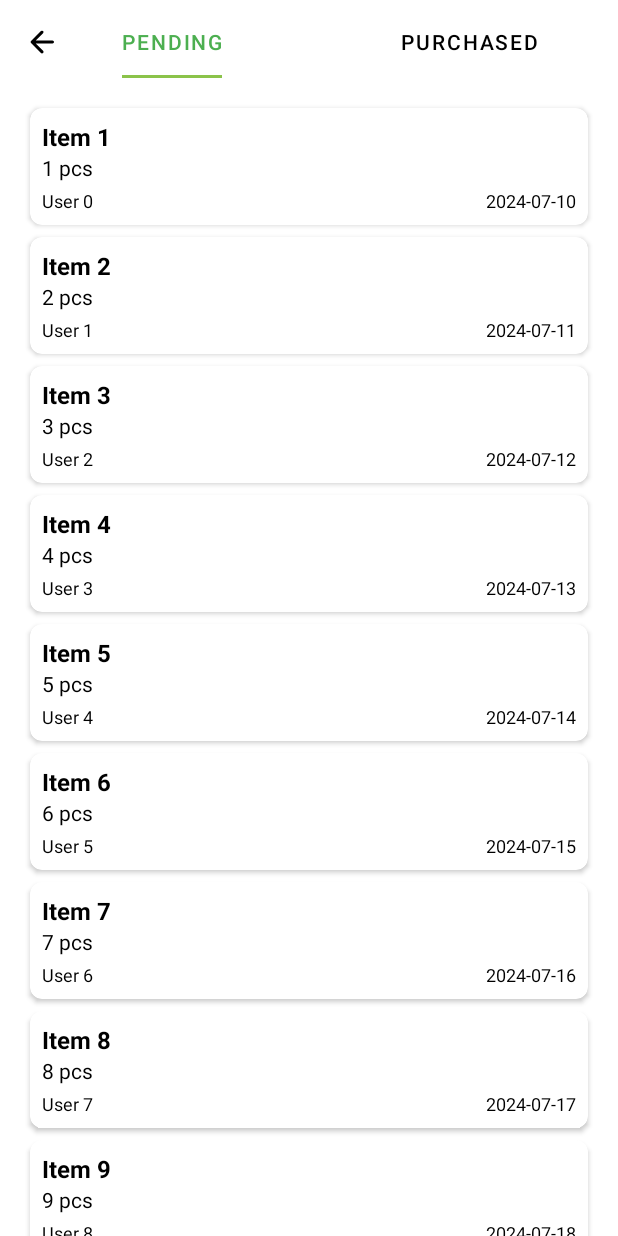
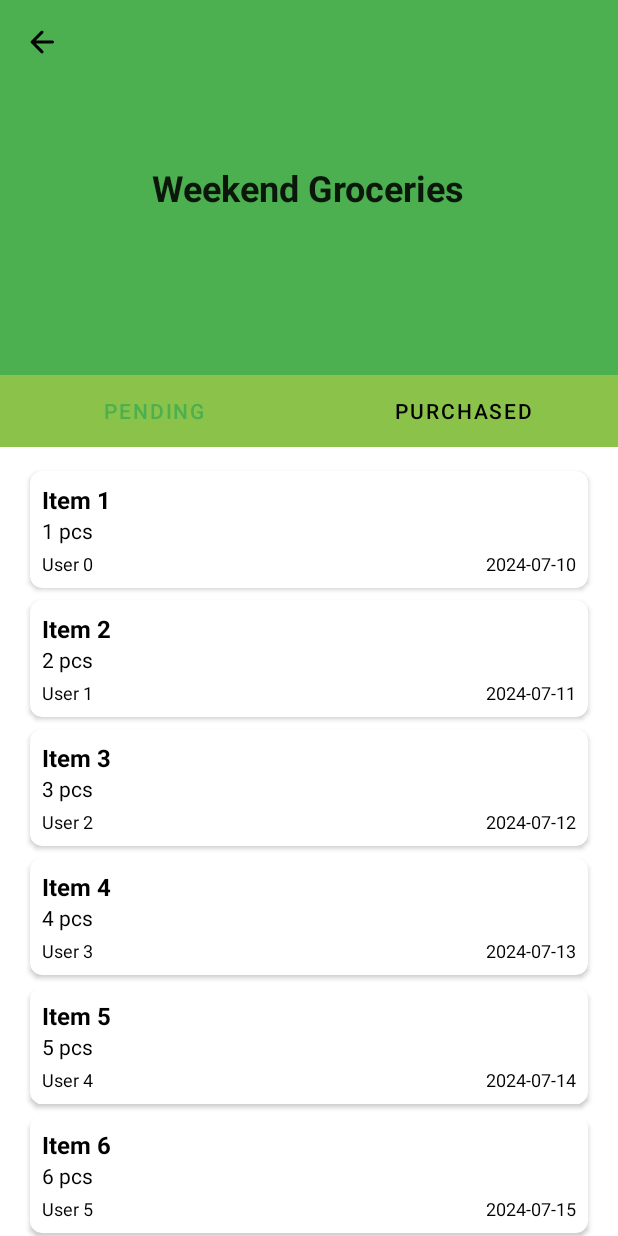
Before and after one commit to Priyanshu-git/Cartly-Android, an Android app: the screen it shows after launch (MainActivity), after a tap on "Weekend Groceries", on a phone screen of 412 x 824 dp. Run offline under Robolectric (Android 15) with nearby library versions, the phone set to English and light mode, and no system bars; our stand-ins replace Dagger/Hilt's generated code, Timber, data binding.

Commit message:
feat: Implement collapsing toolbar for group detail screen
This commit introduces a collapsing toolbar to the group detail screen, enhancing the user interface and experience.

```diff
--- a/app/src/main/java/com/nexxlabs/cartly/main/dashboard/ui/GroupDetailFragment.kt
+++ b/app/src/main/java/com/nexxlabs/cartly/main/dashboard/ui/GroupDetailFragment.kt
@@ -24,6 +24,7 @@ class GroupDetailFragment : Fragment() {
     }
 
     override fun onViewCreated(view: View, savedInstanceState: Bundle?) {
+        binding.tvGroupTitle.text = args.groupName
         setupToolbar()
         setupViewPager()
     }
--- a/app/src/main/java/com/nexxlabs/cartly/main/dashboard/ui/GroupsListFragment.kt
+++ b/app/src/main/java/com/nexxlabs/cartly/main/dashboard/ui/GroupsListFragment.kt
@@ -55,7 +55,7 @@ class GroupsListFragment : Fragment() {
     }
 
     private fun handleGroupClick(group: Group) {
-        val action = GroupsListFragmentDirections.actionGroupsListToGroupDetailFragment(group.id)
+        val action = GroupsListFragmentDirections.actionGroupsListToGroupDetailFragment(group.id, group.name)
         findNavController().navigate(action)
     }
 
--- a/app/src/main/res/layout/fragment_group_detail.xml
+++ b/app/src/main/res/layout/fragment_group_detail.xml
@@ -3,68 +3,78 @@
     xmlns:app="http://schemas.android.com/apk/res-auto"
     xmlns:tools="http://schemas.android.com/tools">
 
-    <androidx.constraintlayout.widget.ConstraintLayout
+    <androidx.coordinatorlayout.widget.CoordinatorLayout
         android:layout_width="match_parent"
         android:layout_height="match_parent"
-        android:background="?android:colorBackground"
+        android:background="@color/colorSurface"
         tools:context=".main.groupdetail.ui.GroupDetailFragment">
 
-        <!-- Top App Bar -->
+        <!-- App Bar with Collapsing Toolbar -->
+        <com.google.android.material.appbar.AppBarLayout
+            android:layout_width="match_parent"
+            android:layout_height="wrap_content"
+            android:fitsSystemWindows="true">
+
+            <com.google.android.material.appbar.CollapsingToolbarLayout
+                android:layout_width="match_parent"
+                android:layout_height="250dp"
+                android:fitsSystemWindows="true"
+                app:contentScrim="?attr/colorPrimary"
+                app:layout_scrollFlags="scroll|exitUntilCollapsed"
+                app:titleEnabled="true">
+
+                <!-- Center text visible only in expanded state -->
+                <TextView
+                    android:id="@+id/tvGroupTitle"
+                    android:layout_width="wrap_content"
+                    android:layout_height="wrap_content"
+                    tools:text="My Group Title"
+                    android:textSize="24sp"
+                    android:textStyle="bold"
+                    android:textColor="?android:textColorPrimary"
+                    android:gravity="center"
+                    android:layout_gravity="center"
+                    app:layout_collapseMode="pin" />
+
+
+                <!-- Toolbar -->
                 <com.google.android.material.appbar.MaterialToolbar
                     android:id="@+id/toolbar"
                     android:layout_width="match_parent"
                     android:layout_height="?attr/actionBarSize"
-            android:title="@string/title_group_detail"
-            android:titleTextColor="?attr/colorOnSurface"
-            app:layout_constraintEnd_toEndOf="parent"
-            app:layout_constraintStart_toStartOf="parent"
-            app:layout_constraintTop_toTopOf="parent"
-            app:popupTheme="@style/ThemeOverlay.MaterialComponents.Light" >
+                    app:layout_collapseMode="pin"
+                    app:navigationIcon="@drawable/rounded_arrow_back_24"
+                    app:titleTextColor="?attr/colorOnSurface"
+                    app:popupTheme="@style/ThemeOverlay.MaterialComponents.Light" />
 
-        <!-- TabLayout -->
-         <androidx.constraintlayout.widget.ConstraintLayout
+
+            </com.google.android.material.appbar.CollapsingToolbarLayout>
+
+        </com.google.android.material.appbar.AppBarLayout>
+
+        <LinearLayout
             android:layout_width="match_parent"
-             android:layout_height="wrap_content">
-
-             <ImageView
-                 android:id="@+id/ivBack"
-                 android:layout_width="wrap_content"
             android:layout_height="wrap_content"
-                 android:src="@drawable/rounded_arrow_back_24"
-                 app:layout_constraintBottom_toBottomOf="parent"
-                 app:layout_constraintStart_toStartOf="parent"
-                 app:layout_constraintTop_toTopOf="parent"
-                 app:tint="@color/colorOnSurface" />
+            android:orientation="vertical"
+            app:layout_behavior="@string/appbar_scrolling_view_behavior">
 
             <com.google.android.material.tabs.TabLayout
                 android:id="@+id/tabLayout"
-                 android:layout_width="0dp"
+                android:layout_width="match_parent"
                 android:layout_height="wrap_content"
-                 android:layout_gravity="top"
-                 app:layout_constraintBottom_toBottomOf="parent"
-                 app:layout_constraintEnd_toEndOf="parent"
-                 app:layout_constraintStart_toStartOf="parent"
-                 app:layout_constraintTop_toTopOf="parent"
-                 android:background="@color/transparent"
+                android:layout_gravity="bottom"
+                android:background="@color/colorSecondary"
                 app:tabIndicatorColor="?attr/colorSecondary"
                 app:tabIndicatorFullWidth="false"
                 app:tabSelectedTextColor="?attr/colorPrimary"
                 app:tabTextColor="?attr/colorOnSurface" />
-         </androidx.constraintlayout.widget.ConstraintLayout>
 
-        </com.google.android.material.appbar.MaterialToolbar>
-
-        <!-- ViewPager2 -->
             <androidx.viewpager2.widget.ViewPager2
                 android:id="@+id/viewPager"
                 android:layout_width="match_parent"
-            android:layout_height="0dp"
-            android:layout_below="@id/toolbar"
-            app:layout_behavior="@string/appbar_scrolling_view_behavior"
-            app:layout_constraintBottom_toBottomOf="parent"
-            app:layout_constraintEnd_toEndOf="parent"
-            app:layout_constraintStart_toStartOf="parent"
-            app:layout_constraintTop_toBottomOf="@+id/toolbar" />
+                android:layout_height="match_parent"
+                app:layout_behavior="@string/appbar_scrolling_view_behavior" />
+        </LinearLayout>
 
-    </androidx.constraintlayout.widget.ConstraintLayout>
+    </androidx.coordinatorlayout.widget.CoordinatorLayout>
 </layout>
--- a/app/src/main/res/layout/fragment_items_list.xml
+++ b/app/src/main/res/layout/fragment_items_list.xml
@@ -1,21 +1,16 @@
 <?xml version="1.0" encoding="utf-8"?>
 <layout xmlns:android="http://schemas.android.com/apk/res/android"
     xmlns:app="http://schemas.android.com/apk/res-auto">
-
-    <androidx.constraintlayout.widget.ConstraintLayout
-        android:layout_width="match_parent"
-        android:layout_height="match_parent">
 
     <androidx.recyclerview.widget.RecyclerView
         android:id="@+id/recyclerView"
         android:layout_width="0dp"
         android:layout_height="0dp"
         android:clipToPadding="false"
+        android:nestedScrollingEnabled="true"
         android:padding="16dp"
-            app:layout_constraintTop_toTopOf="parent"
         app:layout_constraintBottom_toBottomOf="parent"
+        app:layout_constraintEnd_toEndOf="parent"
         app:layout_constraintStart_toStartOf="parent"
-            app:layout_constraintEnd_toEndOf="parent" />
-
-    </androidx.constraintlayout.widget.ConstraintLayout>
+        app:layout_constraintTop_toTopOf="parent" />
 </layout>
--- a/app/src/main/res/navigation/navigation_main.xml
+++ b/app/src/main/res/navigation/navigation_main.xml
@@ -26,6 +26,9 @@
             android:name="defaultTab"
             app:argType="string"
             android:defaultValue="pending" />
+        <argument
+            android:name="groupName"
+            app:argType="string" />
     </fragment>
 
 </navigation>
```
Lines whose indentation alone changed are shown as unchanged.
